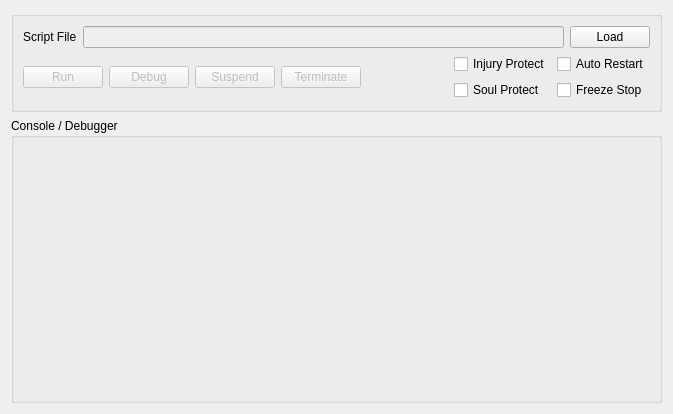
Qt form CGAssistant/scriptform.ui (hzqst/CGAssistant) before a commit.
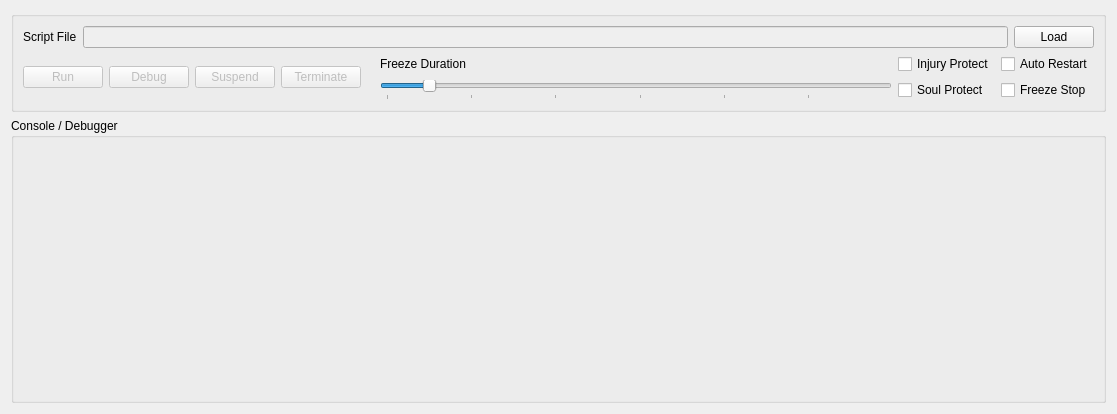
The same form after that commit.

Diff of the .ui file:
```diff
--- a/CGAssistant/scriptform.ui
+++ b/CGAssistant/scriptform.ui
@@ -150,7 +150,64 @@
          </spacer>
         </item>
         <item>
-         <layout class="QVBoxLayout" name="verticalLayout_6"/>
+         <layout class="QVBoxLayout" name="verticalLayout_6">
+          <item>
+           <widget class="QLabel" name="label_freezeDuration">
+            <property name="sizePolicy">
+             <sizepolicy hsizetype="Fixed" vsizetype="Preferred">
+              <horstretch>0</horstretch>
+              <verstretch>0</verstretch>
+             </sizepolicy>
+            </property>
+            <property name="minimumSize">
+             <size>
+              <width>512</width>
+              <height>0</height>
+             </size>
+            </property>
+            <property name="maximumSize">
+             <size>
+              <width>512</width>
+              <height>16777215</height>
+             </size>
+            </property>
+            <property name="text">
+             <string>Freeze Duration</string>
+            </property>
+           </widget>
+          </item>
+          <item>
+           <widget class="QSlider" name="horizontalSlider_freezeDuration">
+            <property name="toolTip">
+             <string>Freeze Duration</string>
+            </property>
+            <property name="minimum">
+             <number>10</number>
+            </property>
+            <property name="maximum">
+             <number>600</number>
+            </property>
+            <property name="singleStep">
+             <number>10</number>
+            </property>
+            <property name="pageStep">
+             <number>100</number>
+            </property>
+            <property name="value">
+             <number>60</number>
+            </property>
+            <property name="orientation">
+             <enum>Qt::Horizontal</enum>
+            </property>
+            <property name="tickPosition">
+             <enum>QSlider::TicksBelow</enum>
+            </property>
+            <property name="tickInterval">
+             <number>100</number>
+            </property>
+           </widget>
+          </item>
+         </layout>
         </item>
         <item>
          <layout class="QVBoxLayout" name="verticalLayout_4">
```
